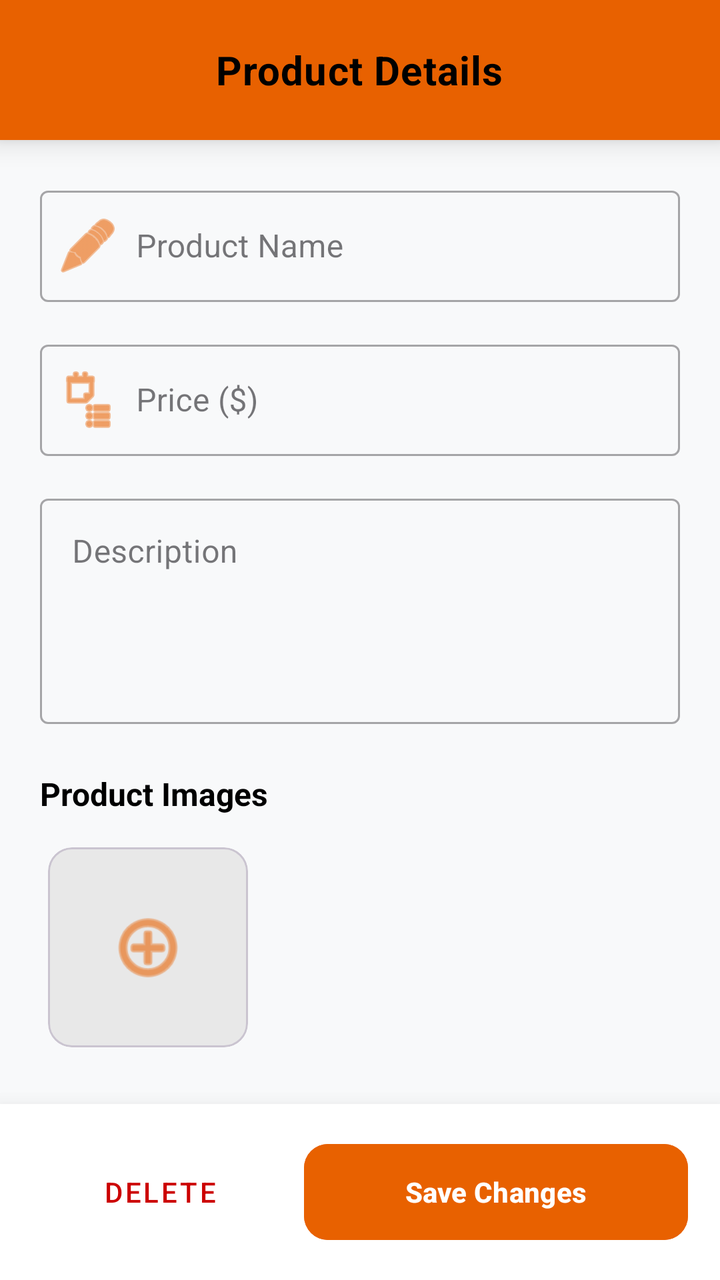
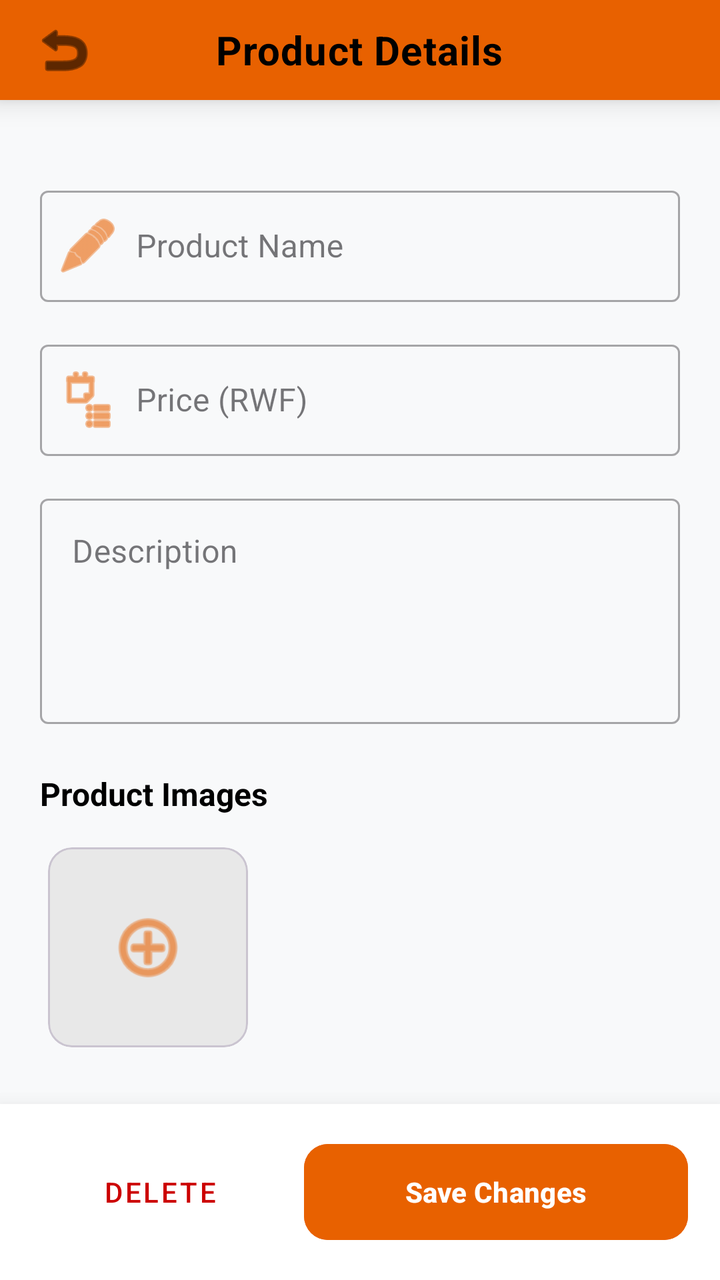

Screens rendered from an Android XML layout before and after an edit, with the pre-edit source and the edit as a unified diff.
<!-- AndroidManifest.xml: application theme Theme.OrderingApp -->
<!-- res/layout/add_product_activity.xml -->
<?xml version="1.0" encoding="utf-8"?>
<RelativeLayout xmlns:android="http://schemas.android.com/apk/res/android"
    xmlns:app="http://schemas.android.com/apk/res-auto"
    xmlns:tools="http://schemas.android.com/tools"
    android:layout_width="match_parent"
    android:layout_height="match_parent"
    android:background="#F8F9FA"
    android:id="@+id/add_product_activity">

    
    <include
        layout="@layout/header"
        />

        <RelativeLayout
            android:id="@+id/product_layout"
            android:layout_width="match_parent"
            android:layout_height="wrap_content"
            android:layout_marginTop="70dp"
            android:padding="20dp">

            
            <com.google.android.material.textfield.TextInputLayout
                android:id="@+id/add_product_name"
                style="@style/Widget.MaterialComponents.TextInputLayout.OutlinedBox"
                android:layout_width="match_parent"
                android:layout_height="wrap_content"
                android:hint="Product Name"
                app:startIconDrawable="@android:drawable/ic_menu_edit"
                app:startIconTint="@color/primary_color"
                >

                <com.google.android.material.textfield.TextInputEditText
                    android:id="@+id/add_product_name_input"
                    android:layout_width="match_parent"
                    android:layout_height="wrap_content"
                    android:inputType="text"
                    android:paddingStart="48dp" />
            </com.google.android.material.textfield.TextInputLayout>

            
            <com.google.android.material.textfield.TextInputLayout
                android:id="@+id/add_product_price"
                style="@style/Widget.MaterialComponents.TextInputLayout.OutlinedBox"
                android:layout_width="match_parent"
                android:layout_height="wrap_content"
                android:layout_below="@id/add_product_name"
                android:layout_marginTop="16dp"
                android:hint="Price ($)"
                app:startIconDrawable="@android:drawable/ic_menu_agenda"
                app:startIconTint="@color/primary_color">

                <com.google.android.material.textfield.TextInputEditText
                    android:id="@+id/add_product_price_input"
                    android:layout_width="match_parent"
                    android:layout_height="wrap_content"
                    android:inputType="numberDecimal"
                    android:paddingStart="48dp" />
            </com.google.android.material.textfield.TextInputLayout>

            
            <com.google.android.material.textfield.TextInputLayout
                android:id="@+id/add_product_description"
                style="@style/Widget.MaterialComponents.TextInputLayout.OutlinedBox"
                android:layout_width="match_parent"
                android:layout_height="wrap_content"
                android:layout_below="@id/add_product_price"
                android:layout_marginTop="16dp"
                android:hint="Description">

                <com.google.android.material.textfield.TextInputEditText
                    android:id="@+id/add_product_description_input"
                    android:layout_width="match_parent"
                    android:layout_height="wrap_content"
                    android:gravity="top"
                    android:inputType="textMultiLine"
                    android:minLines="4" />
            </com.google.android.material.textfield.TextInputLayout>

            
            <TextView
                android:id="@+id/tv_images_label"
                android:layout_width="wrap_content"
                android:layout_height="wrap_content"
                android:layout_below="@id/add_product_description"
                android:layout_marginTop="24dp"
                android:text="Product Images"
                android:textColor="@android:color/black"
                android:textSize="16sp"
                android:textStyle="bold" />

            
            <HorizontalScrollView
                android:id="@+id/hsv_images"
                android:layout_width="match_parent"
                android:layout_height="wrap_content"
                android:layout_below="@id/tv_images_label"
                android:layout_marginTop="12dp"
                android:scrollbars="none">

                <LinearLayout
                    android:id="@+id/added_product_images_container"
                    android:layout_width="wrap_content"
                    android:layout_height="wrap_content"
                    android:gravity="center_vertical"
                    android:orientation="horizontal">

                    

                    <com.google.android.material.card.MaterialCardView
                        android:id="@+id/add_product_image_button"
                        android:layout_width="100dp"
                        android:layout_height="100dp"
                        android:layout_margin="4dp"
                        android:clickable="true"
                        android:focusable="true"
                        app:cardBackgroundColor="#E8E8E8"
                        app:cardCornerRadius="12dp">

                        <ImageView
                            android:layout_width="40dp"
                            android:layout_height="40dp"
                            android:layout_gravity="center"
                            android:src="@android:drawable/ic_menu_add"
                            app:tint="@color/primary_color" />
                    </com.google.android.material.card.MaterialCardView>

                </LinearLayout>
            </HorizontalScrollView>

        </RelativeLayout>

    <LinearLayout
        android:id="@+id/ll_footer_actions"
        android:layout_width="match_parent"
        android:layout_height="wrap_content"
        android:layout_alignParentBottom="true"
        android:layout_below="@+id/scrollView"
        android:background="@android:color/white"
        android:elevation="16dp"
        android:orientation="horizontal"
        android:padding="16dp"
        android:weightSum="2">

        <com.google.android.material.button.MaterialButton
            android:id="@+id/btn_delete_product"
            style="@style/Widget.MaterialComponents.Button.TextButton"
            android:layout_width="0dp"
            android:layout_height="56dp"
            android:layout_marginEnd="8dp"
            android:layout_weight="0.8"
            android:text="Delete"
            android:textColor="@android:color/holo_red_dark"
            app:cornerRadius="12dp" />

        <com.google.android.material.button.MaterialButton
            android:id="@+id/btn_save_product"
            android:layout_width="0dp"
            android:layout_height="56dp"
            android:layout_weight="1.2"
            android:text="Save Changes"
            android:textStyle="bold"
            app:cornerRadius="12dp"
            android:backgroundTint="@color/primary_color"/>
    </LinearLayout>

</RelativeLayout>
<!-- res/layout/header.xml (included above) -->
<?xml version="1.0" encoding="utf-8"?>
<RelativeLayout xmlns:android="http://schemas.android.com/apk/res/android"
    xmlns:app="http://schemas.android.com/apk/res-auto"
    android:layout_width="match_parent"
    android:layout_height="70dp"
    android:background="@color/primary_color"
    android:elevation="8dp">

    <ImageButton
        android:id="@+id/btn_header_back"
        android:layout_width="48dp"
        android:layout_height="48dp"
        android:layout_centerVertical="true"
        android:layout_marginStart="8dp"
        android:background="?attr/selectableItemBackgroundBorderless"
        android:contentDescription="Back"
        android:src="@android:drawable/ic_menu_revert"
        android:visibility="gone"
        app:tint="@android:color/white"/>

    <TextView
        android:id="@+id/header_title_textview"
        android:layout_width="wrap_content"
        android:layout_height="wrap_content"
        android:layout_centerInParent="true"
        android:text="Product Details"
        android:textColor="@android:color/black"
        android:textSize="20sp"
        android:textStyle="bold"
        android:letterSpacing="0.02"
        />

</RelativeLayout>
<!-- resources referenced by this layout -->
<resources>
  <color name="primary_color">#E86100</color>
  <style name="Theme.OrderingApp" parent="Base.Theme.OrderingApp" />
  <style name="Base.Theme.OrderingApp" parent="Theme.Material3.DayNight.NoActionBar">
          
          
      </style>
</resources>

<!-- the commit's change to res/layout/add_product_activity.xml (unified diff, before → after) -->
@@ -46,7 +46,7 @@
                 android:layout_height="wrap_content"
                 android:layout_below="@id/add_product_name"
                 android:layout_marginTop="16dp"
-                android:hint="Price ($)"
+                android:hint="Price (RWF)"
                 app:startIconDrawable="@android:drawable/ic_menu_agenda"
                 app:startIconTint="@color/primary_color">
 
@@ -170,7 +170,7 @@
 <RelativeLayout xmlns:android="http://schemas.android.com/apk/res/android"
     xmlns:app="http://schemas.android.com/apk/res-auto"
     android:layout_width="match_parent"
-    android:layout_height="70dp"
+    android:layout_height="50dp"
     android:background="@color/primary_color"
     android:elevation="8dp">
 
@@ -183,8 +183,7 @@
         android:background="?attr/selectableItemBackgroundBorderless"
         android:contentDescription="Back"
         android:src="@android:drawable/ic_menu_revert"
-        android:visibility="gone"
-        app:tint="@android:color/white"/>
+        app:tint="@android:color/black"/>
 
     <TextView
         android:id="@+id/header_title_textview"
